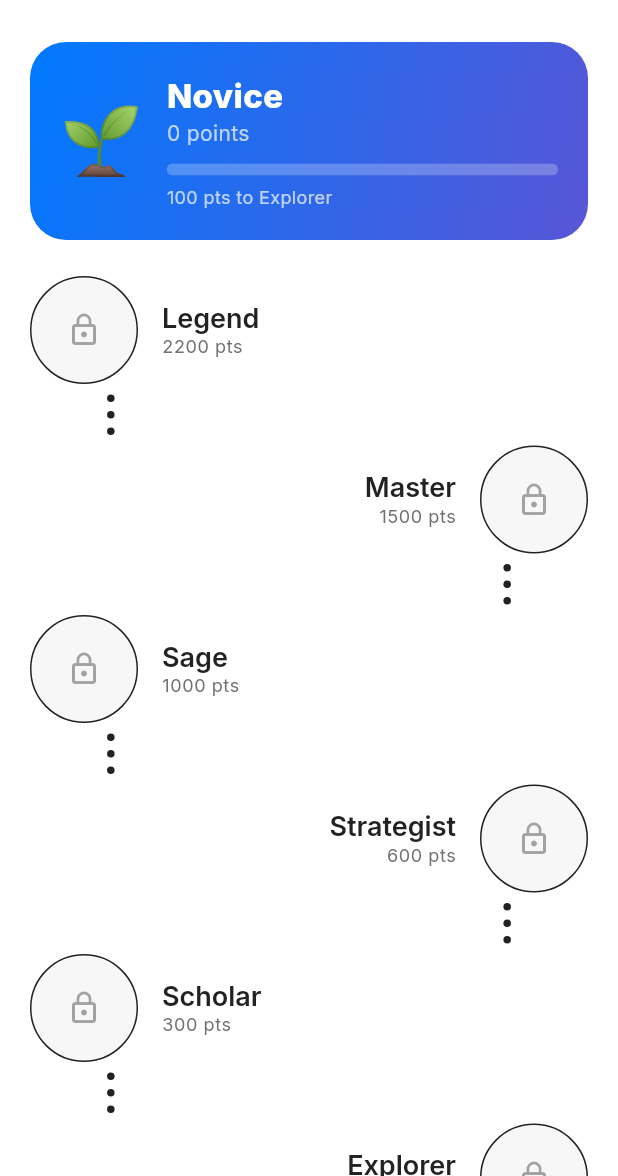
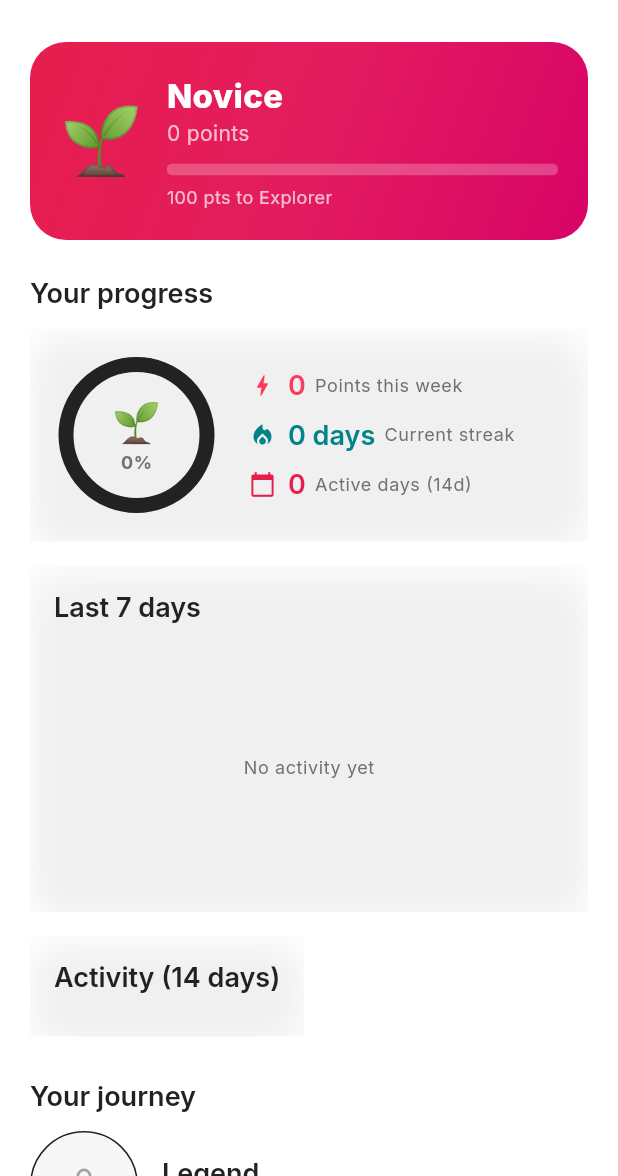
Before and after one commit to Ifthikar20/playstudy-mb-ui, a Flutter app: the AdventurePage screen opened by its route, on a phone screen of 412 x 824 dp, the part 60-1236 px from its top. Run offline on Flutter 3.47's test engine with Material 3 defaults, Android fonts, the phone set to English and light mode, and no system bars; our stand-ins replace dio, equatable, file_picker, flutter_bloc, go_router, google_fonts and 3 more; missing offline and left inert: flame; accounts and stored records are empty; network calls fail.

Commit message:
feat: interactive learning-progress charts (fl_chart)
Add a graphical "Your progress" dashboard to the Adventure page:
- rank progress ring (PieChart) with live percent to next rank,
- a last-7-days points bar chart,
- a 14-day activity strip (heatmap-style), and at-a-glance metrics
  (points this week, streak, active days).
Data comes from GET /rewards/history. Header switched to the Airbnb brand
gradient for consistency.

Adds fl_chart dependency; needs `flutter pub get` + analyze/device run.

https://claude.ai/code/session_01CWDKY9xMRKegDypSGd4Lq9

```diff
--- a/lib/features/rewards/presentation/pages/adventure_page.dart
+++ b/lib/features/rewards/presentation/pages/adventure_page.dart
@@ -1,6 +1,8 @@
 import 'package:flutter/material.dart';
 import 'package:flutter_bloc/flutter_bloc.dart';
 import '../../../../core/rewards/rewards_bloc.dart';
+import '../../../../core/theme/app_theme.dart';
+import '../widgets/learning_insights.dart';
 
 /// The "adventure" — a vertical path of ranks. The player climbs it by
 /// earning points from studying. The current rank glows; future ranks are
@@ -20,6 +22,10 @@ class AdventurePage extends StatelessWidget {
             children: [
               _Header(state: state),
               const SizedBox(height: 24),
+              LearningInsights(state: state),
+              const SizedBox(height: 28),
+              Text('Your journey', style: theme.textTheme.titleLarge),
+              const SizedBox(height: 12),
               // Render the path top-down: highest rank first.
               for (var i = kRanks.length - 1; i >= 0; i--)
                 _RankStep(
@@ -48,7 +54,7 @@ class _Header extends StatelessWidget {
       padding: const EdgeInsets.all(20),
       decoration: BoxDecoration(
         gradient: const LinearGradient(
-          colors: [Color(0xFF007AFF), Color(0xFF5856D6)],
+          colors: ThemeColors.brandGradient,
           begin: Alignment.topLeft,
           end: Alignment.bottomRight,
         ),
--- /dev/null
+++ b/lib/features/rewards/presentation/widgets/learning_insights.dart
@@ -0,0 +1,318 @@
+import 'package:fl_chart/fl_chart.dart';
+import 'package:flutter/material.dart';
+import 'package:flutter_bloc/flutter_bloc.dart';
+
+import '../../../../core/network/api_client.dart';
+import '../../../../core/rewards/rewards_bloc.dart';
+import '../../../../core/widgets/airbnb_card.dart';
+
+/// One day's learning activity (points earned + number of actions).
+class DayActivity {
+  final String ymd;
+  final int points;
+  final int count;
+  const DayActivity({required this.ymd, required this.points, required this.count});
+
+  static DayActivity fromJson(Map<String, dynamic> j) => DayActivity(
+        ymd: j['ymd'] as String? ?? '',
+        points: j['points'] as int? ?? 0,
+        count: j['count'] as int? ?? 0,
+      );
+
+  DateTime get date => DateTime.tryParse(ymd) ?? DateTime.now();
+}
+
+/// Interactive learning dashboard: rank progress ring, a weekly points bar
+/// chart, and a 14-day activity strip. Self-fetches /rewards/history.
+class LearningInsights extends StatefulWidget {
+  final RewardsState state;
+  const LearningInsights({super.key, required this.state});
+
+  @override
+  State<LearningInsights> createState() => _LearningInsightsState();
+}
+
+class _LearningInsightsState extends State<LearningInsights> {
+  late Future<List<DayActivity>> _future;
+
+  @override
+  void initState() {
+    super.initState();
+    _future = _load();
+  }
+
+  Future<List<DayActivity>> _load() async {
+    final api = context.read<ApiClient>();
+    final response =
+        await api.dio.get('rewards/history/', queryParameters: {'days': 14});
+    final results = (response.data['results'] as List).cast<Map<String, dynamic>>();
+    return results.map(DayActivity.fromJson).toList();
+  }
+
+  @override
+  Widget build(BuildContext context) {
+    final theme = Theme.of(context);
+    return FutureBuilder<List<DayActivity>>(
+      future: _future,
+      builder: (context, snapshot) {
+        final data = snapshot.data ?? const <DayActivity>[];
+        final weekPoints =
+            data.length >= 7 ? data.sublist(data.length - 7) : data;
+        final earnedThisWeek =
+            weekPoints.fold<int>(0, (a, d) => a + d.points);
+        final activeDays = data.where((d) => d.count > 0).length;
+
+        return Column(
+          crossAxisAlignment: CrossAxisAlignment.start,
+          children: [
+            Text('Your progress', style: theme.textTheme.titleLarge),
+            const SizedBox(height: 12),
+            AirbnbCard(
+              child: Row(
+                children: [
+                  _RankRing(state: widget.state),
+                  const SizedBox(width: 20),
+                  Expanded(
+                    child: Column(
+                      crossAxisAlignment: CrossAxisAlignment.start,
+                      children: [
+                        _Metric(
+                          label: 'Points this week',
+                          value: '$earnedThisWeek',
+                          icon: Icons.bolt,
+                          color: theme.colorScheme.primary,
+                        ),
+                        const SizedBox(height: 10),
+                        _Metric(
+                          label: 'Current streak',
+                          value: '${widget.state.streak} days',
+                          icon: Icons.local_fire_department,
+                          color: theme.colorScheme.tertiary,
+                        ),
+                        const SizedBox(height: 10),
+                        _Metric(
+                          label: 'Active days (14d)',
+                          value: '$activeDays',
+                          icon: Icons.calendar_today,
+                          color: theme.colorScheme.secondary,
+                        ),
+                      ],
+                    ),
+                  ),
+                ],
+              ),
+            ),
+            const SizedBox(height: 16),
+            AirbnbCard(
+              child: Column(
+                crossAxisAlignment: CrossAxisAlignment.start,
+                children: [
+                  Text('Last 7 days', style: theme.textTheme.titleLarge),
+                  const SizedBox(height: 16),
+                  SizedBox(
+                    height: 160,
+                    child: snapshot.connectionState == ConnectionState.waiting
+                        ? const Center(child: CircularProgressIndicator())
+                        : weekPoints.isEmpty
+                            ? Center(
+                                child: Text('No activity yet',
+                                    style: theme.textTheme.bodySmall))
+                            : _WeeklyBars(days: weekPoints),
+                  ),
+                ],
+              ),
+            ),
+            const SizedBox(height: 16),
+            AirbnbCard(
+              child: Column(
+                crossAxisAlignment: CrossAxisAlignment.start,
+                children: [
+                  Text('Activity (14 days)', style: theme.textTheme.titleLarge),
+                  const SizedBox(height: 12),
+                  _ActivityStrip(days: data),
+                ],
+              ),
+            ),
+          ],
+        );
+      },
+    );
+  }
+}
+
+class _RankRing extends StatelessWidget {
+  final RewardsState state;
+  const _RankRing({required this.state});
+
+  @override
+  Widget build(BuildContext context) {
+    final theme = Theme.of(context);
+    final progress = state.rankProgress.clamp(0.0, 1.0);
+    return SizedBox(
+      height: 110,
+      width: 110,
+      child: Stack(
+        alignment: Alignment.center,
+        children: [
+          PieChart(
+            PieChartData(
+              startDegreeOffset: -90,
+              sectionsSpace: 0,
+              centerSpaceRadius: 42,
+              sections: [
+                PieChartSectionData(
+                  value: progress * 100,
+                  color: theme.colorScheme.primary,
+                  radius: 10,
+                  showTitle: false,
+                ),
+                PieChartSectionData(
+                  value: (1 - progress) * 100,
+                  color: theme.dividerColor,
+                  radius: 10,
+                  showTitle: false,
+                ),
+              ],
+            ),
+          ),
+          Column(
+            mainAxisSize: MainAxisSize.min,
+            children: [
+              Text(state.currentRank.emoji,
+                  style: const TextStyle(fontSize: 26)),
+              Text('${(progress * 100).round()}%',
+                  style: theme.textTheme.bodySmall
+                      ?.copyWith(fontWeight: FontWeight.w700)),
+            ],
+          ),
+        ],
+      ),
+    );
+  }
+}
+
+class _WeeklyBars extends StatelessWidget {
+  final List<DayActivity> days;
+  const _WeeklyBars({required this.days});
+
+  static const _labels = ['M', 'T', 'W', 'T', 'F', 'S', 'S'];
+
+  @override
+  Widget build(BuildContext context) {
+    final theme = Theme.of(context);
+    final maxPoints = days.fold<int>(0, (m, d) => d.points > m ? d.points : m);
+    final maxY = (maxPoints < 10 ? 10 : maxPoints) * 1.2;
+
+    return BarChart(
+      BarChartData(
+        alignment: BarChartAlignment.spaceAround,
+        maxY: maxY,
+        barTouchData: BarTouchData(enabled: false),
+        gridData: const FlGridData(show: false),
+        borderData: FlBorderData(show: false),
+        titlesData: FlTitlesData(
+          leftTitles:
+              const AxisTitles(sideTitles: SideTitles(showTitles: false)),
+          topTitles:
+              const AxisTitles(sideTitles: SideTitles(showTitles: false)),
+          rightTitles:
+              const AxisTitles(sideTitles: SideTitles(showTitles: false)),
+          bottomTitles: AxisTitles(
+            sideTitles: SideTitles(
+              showTitles: true,
+              reservedSize: 24,
+              getTitlesWidget: (value, meta) {
+                final i = value.toInt();
+                final d = (i >= 0 && i < days.length) ? days[i].date : null;
+                final label = d == null ? '' : _labels[(d.weekday - 1) % 7];
+                return Padding(
+                  padding: const EdgeInsets.only(top: 6),
+                  child: Text(label, style: theme.textTheme.bodySmall),
+                );
+              },
+            ),
+          ),
+        ),
+        barGroups: [
+          for (var i = 0; i < days.length; i++)
+            BarChartGroupData(
+              x: i,
+              barRods: [
+                BarChartRodData(
+                  toY: days[i].points.toDouble(),
+                  width: 18,
+                  color: theme.colorScheme.primary,
+                  borderRadius: const BorderRadius.vertical(
+                      top: Radius.circular(6)),
+                ),
+              ],
+            ),
+        ],
+      ),
+    );
+  }
+}
+
+/// A GitHub-style strip: one cell per day, shaded by activity intensity.
+class _ActivityStrip extends StatelessWidget {
+  final List<DayActivity> days;
+  const _ActivityStrip({required this.days});
+
+  @override
+  Widget build(BuildContext context) {
+    final theme = Theme.of(context);
+    final maxPoints = days.fold<int>(1, (m, d) => d.points > m ? d.points : m);
+    return Wrap(
+      spacing: 6,
+      runSpacing: 6,
+      children: [
+        for (final d in days)
+          Tooltip(
+            message: '${d.ymd}: ${d.points} pts',
+            child: Container(
+              height: 22,
+              width: 22,
+              decoration: BoxDecoration(
+                borderRadius: BorderRadius.circular(6),
+                color: d.points == 0
+                    ? theme.dividerColor.withOpacity(0.4)
+                    : theme.colorScheme.primary
+                        .withOpacity(0.25 + 0.75 * (d.points / maxPoints)),
+              ),
+            ),
+          ),
+      ],
+    );
+  }
+}
+
+class _Metric extends StatelessWidget {
+  final String label;
+  final String value;
+  final IconData icon;
+  final Color color;
+  const _Metric({
+    required this.label,
+    required this.value,
+    required this.icon,
+    required this.color,
+  });
+
+  @override
+  Widget build(BuildContext context) {
+    final theme = Theme.of(context);
+    return Row(
+      children: [
+        Icon(icon, size: 18, color: color),
+        const SizedBox(width: 8),
+        Text(value,
+            style: theme.textTheme.titleLarge?.copyWith(color: color)),
+        const SizedBox(width: 6),
+        Expanded(
+          child: Text(label,
+              style: theme.textTheme.bodySmall, overflow: TextOverflow.ellipsis),
+        ),
+      ],
+    );
+  }
+}
--- a/pubspec.yaml
+++ b/pubspec.yaml
@@ -54,6 +54,9 @@ dependencies:
   # Calendar — exam prep schedule view
   table_calendar: ^3.0.9
 
+  # Charts — interactive learning-progress visualizations
+  fl_chart: ^0.69.0
+
 dev_dependencies:
   flutter_test:
     sdk: flutter
```
